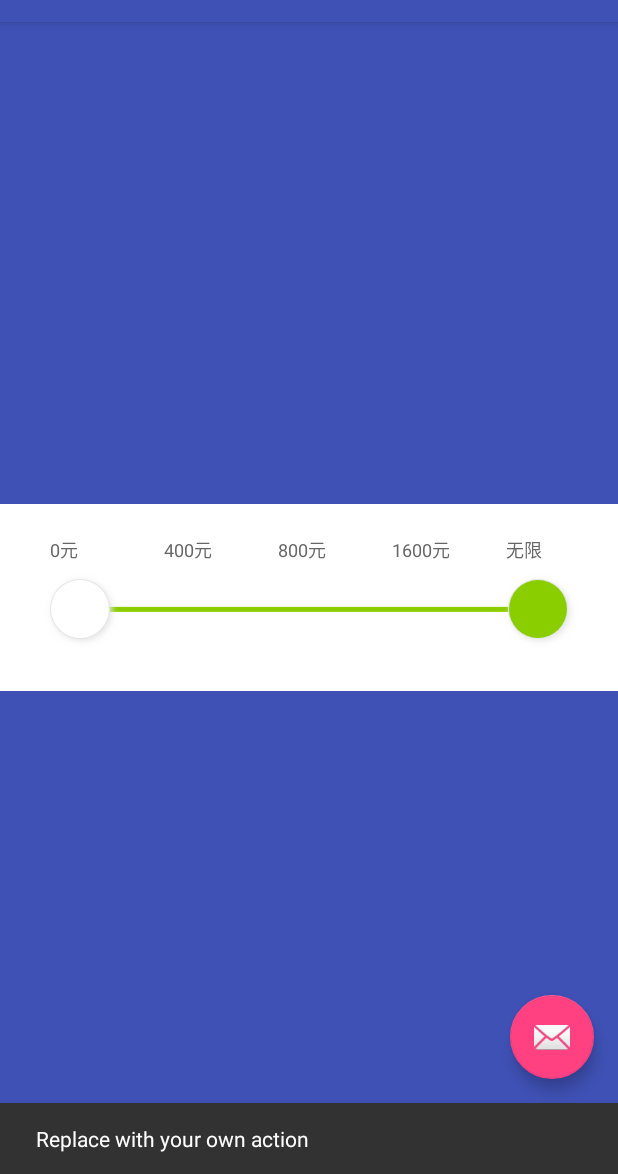
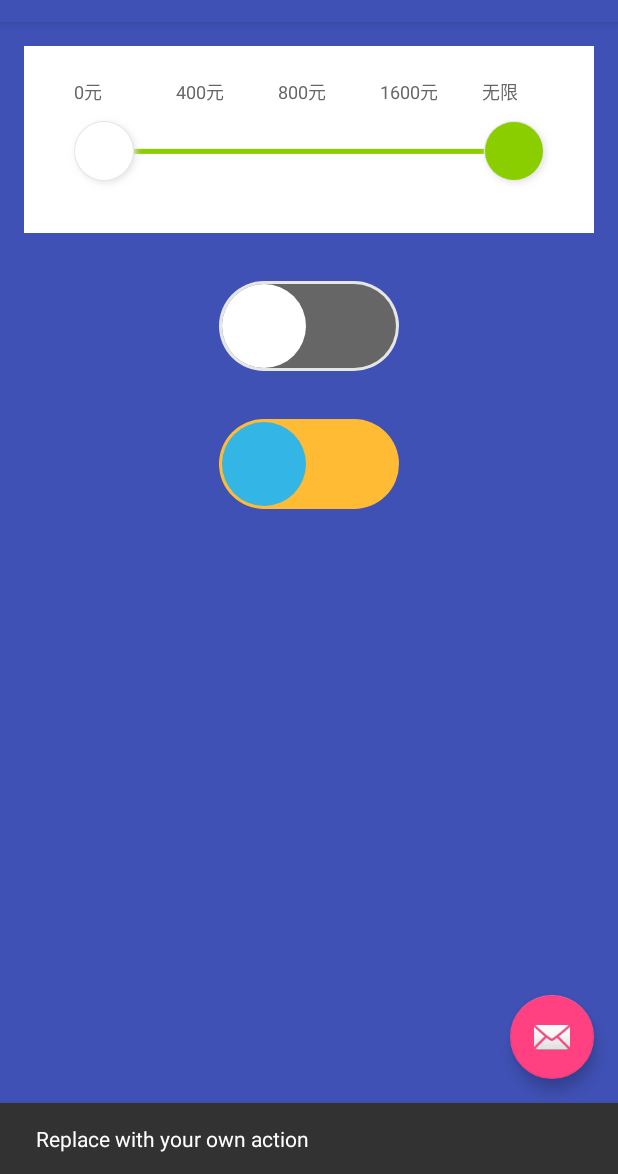
Before and after one commit to GuoFeilong/ATDragViewDemo, an Android app: the screen it shows after launch (MainActivity), after a tap on an icon or button, on a phone screen of 412 x 824 dp, the part 62-1236 px from its top. Run offline under Robolectric (Android 15) with nearby library versions, the phone set to English and light mode, and no system bars; libraries missing offline, so code that uses them is left out: com.orhanobut.logger; 1 statement that could not run was skipped.

Commit message:
添加仿iPhone开关按钮
添加仿iPhone开关按钮

```diff
--- /dev/null
+++ b/app/src/main/java/com/asiatravel/atdragviewdemo/customview/SwitchView.java
@@ -0,0 +1,185 @@
+package com.asiatravel.atdragviewdemo.customview;
+
+import android.content.Context;
+import android.content.res.TypedArray;
+import android.graphics.Canvas;
+import android.graphics.Color;
+import android.graphics.Paint;
+import android.graphics.RectF;
+import android.util.AttributeSet;
+import android.util.TypedValue;
+import android.view.MotionEvent;
+import android.view.View;
+
+import com.asiatravel.atdragviewdemo.R;
+
+/**
+ * Created by Jsion on 16/9/8.
+ */
+
+public class SwitchView extends View {
+    private static final int DEF_H = 40;
+    private static final int DEF_W = 90;
+
+    private int switchViewBgCloseColor;
+    private int switchViewBgOpenColor;
+    private int switchViewStrockColor;
+    private int switchViewBallColor;
+    private int switchViewStrockWidth;
+
+    private Paint viewBgPaint;
+    private Paint viewStrockPaint;
+    private Paint viewBallPaint;
+
+    private int viewHeight;
+    private int viewWidth;
+    private int strockRadio;
+    private int solidRadio;
+
+    private RectF bgRectF, bgStrockRectF;
+    private boolean isOpen;
+    private float swichBallx;
+
+    public SwitchView(Context context) {
+        this(context, null);
+    }
+
+    public SwitchView(Context context, AttributeSet attrs) {
+        this(context, attrs, 0);
+    }
+
+    public SwitchView(Context context, AttributeSet attrs, int defStyleAttr) {
+        super(context, attrs, defStyleAttr);
+        TypedArray typedArray = context.getTheme().obtainStyledAttributes(attrs, R.styleable.SwitchView, defStyleAttr, R.style.def_switch_view);
+        int indexCount = typedArray.getIndexCount();
+        for (int i = 0; i < indexCount; i++) {
+            int attr = typedArray.getIndex(i);
+            switch (attr) {
+                case R.styleable.SwitchView_switch_bg_close_color:
+                    switchViewBgCloseColor = typedArray.getColor(attr, Color.BLACK);
+                    break;
+                case R.styleable.SwitchView_switch_bg_open_color:
+                    switchViewBgOpenColor = typedArray.getColor(attr, Color.BLACK);
+                    break;
+                case R.styleable.SwitchView_switch_bg_strock_width:
+                    switchViewStrockWidth = typedArray.getDimensionPixelOffset(attr, 0);
+                    break;
+                case R.styleable.SwitchView_switch_strock_color:
+                    switchViewStrockColor = typedArray.getColor(attr, Color.BLACK);
+                    break;
+                case R.styleable.SwitchView_switch_ball_color:
+                    switchViewBallColor = typedArray.getColor(attr, Color.BLACK);
+                    break;
+            }
+        }
+        typedArray.recycle();
+        initData();
+    }
+
+    private void initData() {
+        viewBgPaint = creatPaint(switchViewBgCloseColor, 0, Paint.Style.FILL, 0);
+        viewBallPaint = creatPaint(switchViewBallColor, 0, Paint.Style.FILL, 0);
+        viewStrockPaint = creatPaint(switchViewStrockColor, 0, Paint.Style.FILL, 0);
+    }
+
+    @Override
+    protected void onSizeChanged(int w, int h, int oldw, int oldh) {
+        super.onSizeChanged(w, h, oldw, oldh);
+        viewHeight = h;
+        viewWidth = w;
+
+        strockRadio = viewHeight / 2;
+        solidRadio = (viewHeight - 2 * switchViewStrockWidth) / 2;
+
+        swichBallx = strockRadio;
+        bgStrockRectF = new RectF(0, 0, viewWidth, viewHeight);
+        bgRectF = new RectF(switchViewStrockWidth, switchViewStrockWidth, viewWidth - switchViewStrockWidth, viewHeight - switchViewStrockWidth);
+    }
+
+    @Override
+    protected void onMeasure(int widthMeasureSpec, int heightMeasureSpec) {
+        int widthMode = MeasureSpec.getMode(widthMeasureSpec);
+        int heightMode = MeasureSpec.getMode(heightMeasureSpec);
+
+        int measureWidth;
+        int measureHeight;
+
+        if (widthMode == MeasureSpec.AT_MOST || widthMode == MeasureSpec.UNSPECIFIED) {
+            measureWidth = (int) TypedValue.applyDimension(TypedValue.COMPLEX_UNIT_DIP, DEF_W, getResources().getDisplayMetrics());
+            widthMeasureSpec = MeasureSpec.makeMeasureSpec(measureWidth, MeasureSpec.EXACTLY);
+        }
+
+        if (heightMode == MeasureSpec.AT_MOST || heightMode == MeasureSpec.UNSPECIFIED) {
+            measureHeight = (int) TypedValue.applyDimension(TypedValue.COMPLEX_UNIT_DIP, DEF_H, getResources().getDisplayMetrics());
+            heightMeasureSpec = MeasureSpec.makeMeasureSpec(measureHeight, MeasureSpec.EXACTLY);
+        }
+        super.onMeasure(widthMeasureSpec, heightMeasureSpec);
+    }
+
+    @Override
+    protected void onDraw(Canvas canvas) {
+        super.onDraw(canvas);
+        drawSwichBg(canvas);
+        drawSwichBallByFlag(canvas);
+    }
+
+    private void drawSwichBallByFlag(Canvas canvas) {
+        canvas.drawCircle(swichBallx, strockRadio, solidRadio, viewBallPaint);
+    }
+
+    private void drawSwichBg(Canvas canvas) {
+        canvas.drawRoundRect(bgStrockRectF, strockRadio, strockRadio, viewStrockPaint);
+        canvas.drawRoundRect(bgRectF, solidRadio, solidRadio, viewBgPaint);
+    }
+
+    @Override
+    public boolean onTouchEvent(MotionEvent event) {
+        switch (event.getAction()) {
+            case MotionEvent.ACTION_DOWN:
+                break;
+            case MotionEvent.ACTION_MOVE:
+                int moveX = (int) event.getX();
+                if (moveX < strockRadio) {
+                    moveX = strockRadio;
+                }
+                if (moveX > viewWidth - strockRadio) {
+                    moveX = viewWidth - strockRadio;
+                }
+                swichBallx = moveX;
+                break;
+            case MotionEvent.ACTION_UP:
+                int upX = (int) event.getX();
+                if (upX > viewWidth / 2) {
+                    setOpenState(true);
+                } else {
+                    setOpenState(false);
+                }
+                break;
+        }
+        invalidate();
+        return true;
+    }
+
+    private Paint creatPaint(int paintColor, int textSize, Paint.Style style, int lineWidth) {
+        Paint paint = new Paint();
+        paint.setColor(paintColor);
+        paint.setAntiAlias(true);
+        paint.setStrokeWidth(lineWidth);
+        paint.setDither(true);
+        paint.setTextSize(textSize);
+        paint.setStyle(style);
+        paint.setStrokeCap(Paint.Cap.ROUND);
+        paint.setStrokeJoin(Paint.Join.ROUND);
+        return paint;
+    }
+
+    public void setOpenState(boolean openState) {
+        isOpen = openState;
+        swichBallx = isOpen ? viewWidth - strockRadio : strockRadio;
+        int currentStrockColor = isOpen ? switchViewBgOpenColor : switchViewStrockColor;
+        int currentBgColor = isOpen ? switchViewBgOpenColor : switchViewBgCloseColor;
+        viewStrockPaint.setColor(currentStrockColor);
+        viewBgPaint.setColor(currentBgColor);
+    }
+
+}
--- a/app/src/main/java/com/asiatravel/atdragviewdemo/ui/MainActivity.java
+++ b/app/src/main/java/com/asiatravel/atdragviewdemo/ui/MainActivity.java
@@ -12,6 +12,8 @@ import android.widget.Toast;
 
 import com.asiatravel.atdragviewdemo.R;
 import com.asiatravel.atdragviewdemo.customview.ATDragView;
+import com.asiatravel.atdragviewdemo.customview.SwitchView;
+import com.orhanobut.logger.Logger;
 
 import java.util.ArrayList;
 import java.util.List;
@@ -35,6 +37,8 @@ public class MainActivity extends AppCompatActivity {
         });
 
 
+        test();
+
         List<String> data = new ArrayList<>();
         data.add("0元");
         data.add("400元");
@@ -49,6 +53,12 @@ public class MainActivity extends AppCompatActivity {
                 Toast.makeText(MainActivity.this, "回调数据Left-->" + leftPostion + "--Right-->" + rightPostion, Toast.LENGTH_SHORT).show();
             }
         });
+
+        SwitchView switchView1 = (SwitchView) findViewById(R.id.switch_view1);
+        SwitchView switchView2 = (SwitchView) findViewById(R.id.switch_view2);
+
+        switchView1.setOpenState(false);
+        switchView2.setOpenState(true);
     }
 
     @Override
@@ -72,4 +82,10 @@ public class MainActivity extends AppCompatActivity {
 
         return super.onOptionsItemSelected(item);
     }
+
+    private void test() {
+        for (int a = 0, b = 0; a < 2; b = ++a) {
+            Logger.e("a===" + a + "---b=" + b);
+        }
+    }
 }
--- a/app/src/main/res/layout/content_main.xml
+++ b/app/src/main/res/layout/content_main.xml
@@ -1,11 +1,12 @@
 <?xml version="1.0" encoding="utf-8"?>
-<RelativeLayout xmlns:android="http://schemas.android.com/apk/res/android"
+<LinearLayout xmlns:android="http://schemas.android.com/apk/res/android"
     xmlns:app="http://schemas.android.com/apk/res-auto"
     xmlns:tools="http://schemas.android.com/tools"
     android:id="@+id/content_main"
     android:layout_width="match_parent"
     android:layout_height="match_parent"
     android:background="@color/colorPrimary"
+    android:orientation="vertical"
     app:layout_behavior="@string/appbar_scrolling_view_behavior"
     tools:context="com.asiatravel.atdragviewdemo.ui.MainActivity"
     tools:showIn="@layout/activity_main">
@@ -14,6 +15,24 @@
         android:id="@+id/at_dragView"
         android:layout_width="wrap_content"
         android:layout_height="wrap_content"
-        android:layout_centerInParent="true" />
+        android:layout_margin="@dimen/activity_horizontal_margin" />
 
-</RelativeLayout>
+    <com.asiatravel.atdragviewdemo.customview.SwitchView
+        android:id="@+id/switch_view1"
+        android:layout_width="120dp"
+        android:layout_height="60dp"
+        android:layout_gravity="center"
+        android:layout_margin="@dimen/activity_horizontal_margin"
+        app:switch_bg_strock_width="2dp" />
+
+    <com.asiatravel.atdragviewdemo.customview.SwitchView
+        android:id="@+id/switch_view2"
+        android:layout_width="120dp"
+        app:switch_ball_color="@android:color/holo_blue_light"
+        app:switch_bg_open_color="@android:color/holo_orange_light"
+        android:layout_height="60dp"
+        android:layout_gravity="center"
+        android:layout_margin="@dimen/activity_horizontal_margin"
+        app:switch_bg_strock_width="2dp" />
+
+</LinearLayout>
--- a/app/src/main/res/values/attrs.xml
+++ b/app/src/main/res/values/attrs.xml
@@ -8,4 +8,13 @@
         <attr name="seek_text_color" format="color" />
         <attr name="seek_text_size" format="dimension" />
     </declare-styleable>
+
+    <declare-styleable name="SwitchView">
+        <attr name="switch_bg_close_color" format="color" />
+        <attr name="switch_bg_open_color" format="color" />
+        <attr name="switch_strock_color" format="color" />
+        <attr name="switch_ball_color" format="color" />
+        <attr name="switch_ball_shadow_color" format="color" />
+        <attr name="switch_bg_strock_width" format="dimension" />
+    </declare-styleable>
 </resources>
--- a/app/src/main/res/values/styles.xml
+++ b/app/src/main/res/values/styles.xml
@@ -26,4 +26,13 @@
         <item name="seek_text_size">12sp</item>
     </style>
 
+    <style name="def_switch_view">
+        <item name="switch_bg_close_color">#666666</item>
+        <item name="switch_bg_open_color">#8ace00</item>
+        <item name="switch_strock_color">#e6e6e6</item>
+        <item name="switch_ball_color">#ffffff</item>
+        <item name="switch_ball_shadow_color">#ff00ee</item>
+        <item name="switch_bg_strock_width">2dp</item>
+    </style>
+
 </resources>
```
